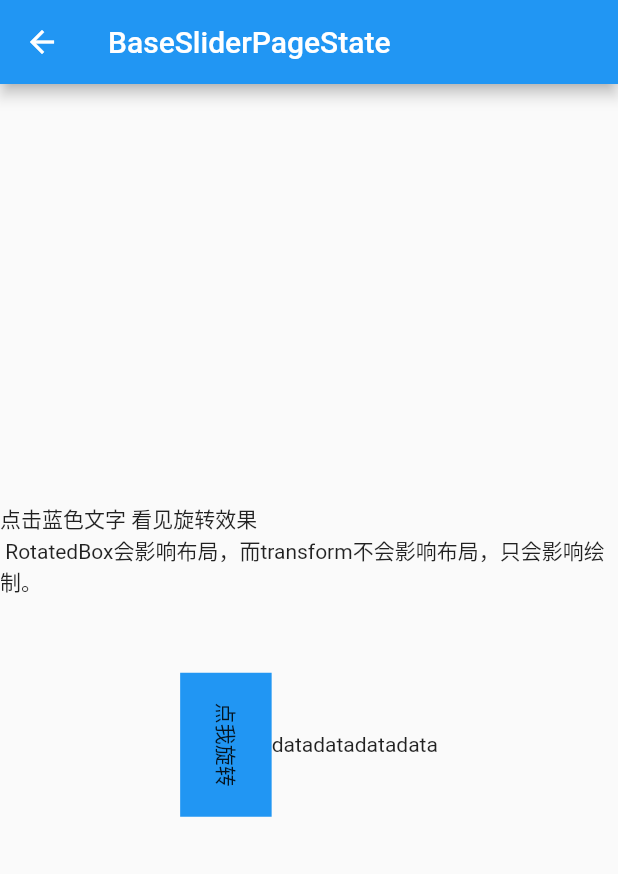
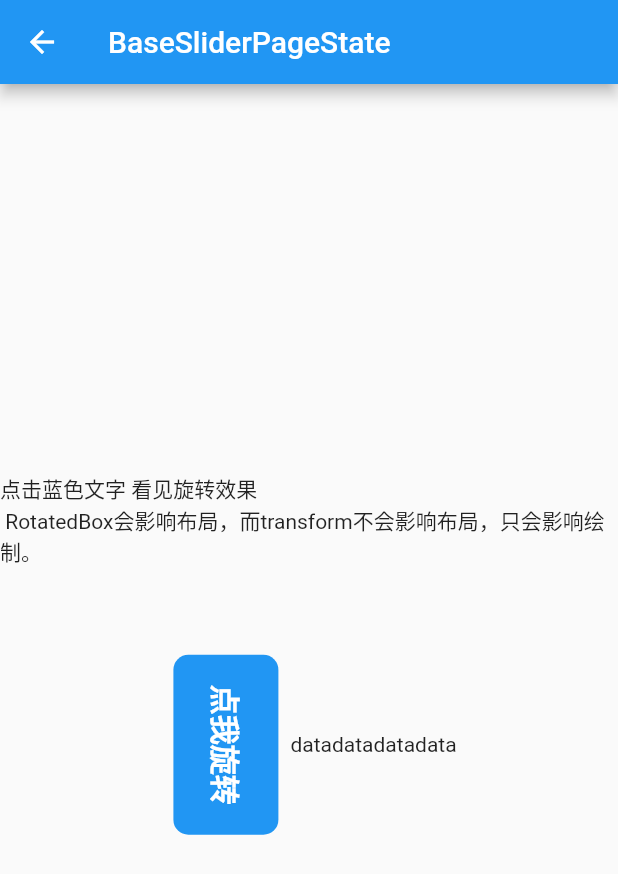
Before and after one commit to ifgyong/flutter-example, a Flutter app: the BaseRotationBoxPage screen opened by its route, on a phone screen of 412 x 824 dp. Shown: the top 874 px of the screen. Run offline on Flutter 3.47's test engine with Material 2 defaults, Android fonts, the phone set to English and light mode, and no system bars; our stand-ins replace animated_text_kit, bloc, connectivity, dio, equatable, flutter_bloc and 12 more; missing offline and left inert: dart:ffi, dart:html, flutter_easyhub, flutter_simple_record_and_player, qr_code_scanner; accounts and stored records are empty.

Commit message:
feat:slider demo

```diff
--- a/lib/baseWidget/base_rotation.dart
+++ b/lib/baseWidget/base_rotation.dart
@@ -35,16 +35,24 @@ class _BaseSliderPageState extends State<BaseRotationBoxPage> {
             Row(
               mainAxisAlignment: MainAxisAlignment.center,
               children: [
-                GestureDetector(
+                TextButton(
                   child: RotatedBox(
                     quarterTurns: value,
                     child: Container(
                       padding: EdgeInsets.all(20),
-                      child: Text('点我旋转'),
-                      color: Colors.blue,
+                      decoration: BoxDecoration(
+                          color: Colors.blue,
+                          borderRadius: BorderRadius.all(Radius.circular(10))),
+                      child: Text(
+                        '点我旋转',
+                        style: TextStyle(
+                            fontSize: 20,
+                            fontWeight: FontWeight.bold,
+                            color: Colors.white),
+                      ),
                     ),
                   ),
-                  onTap: () {
+                  onPressed: () {
                     setState(() {
                       value += 1;
                       value %= 4;
```
